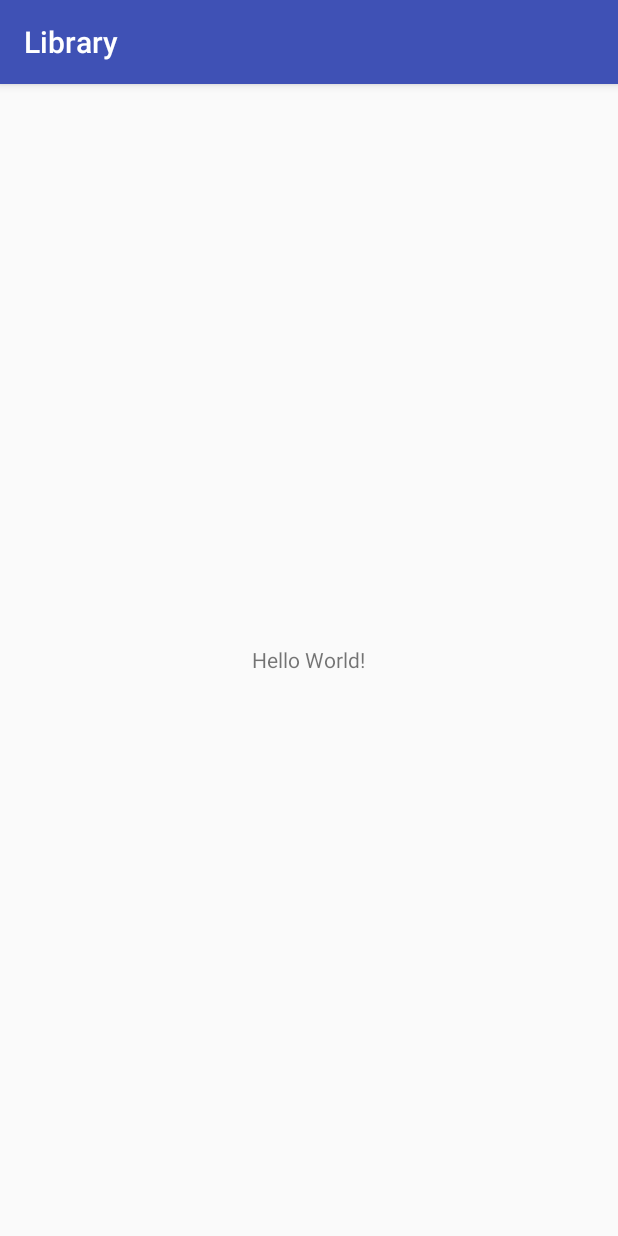
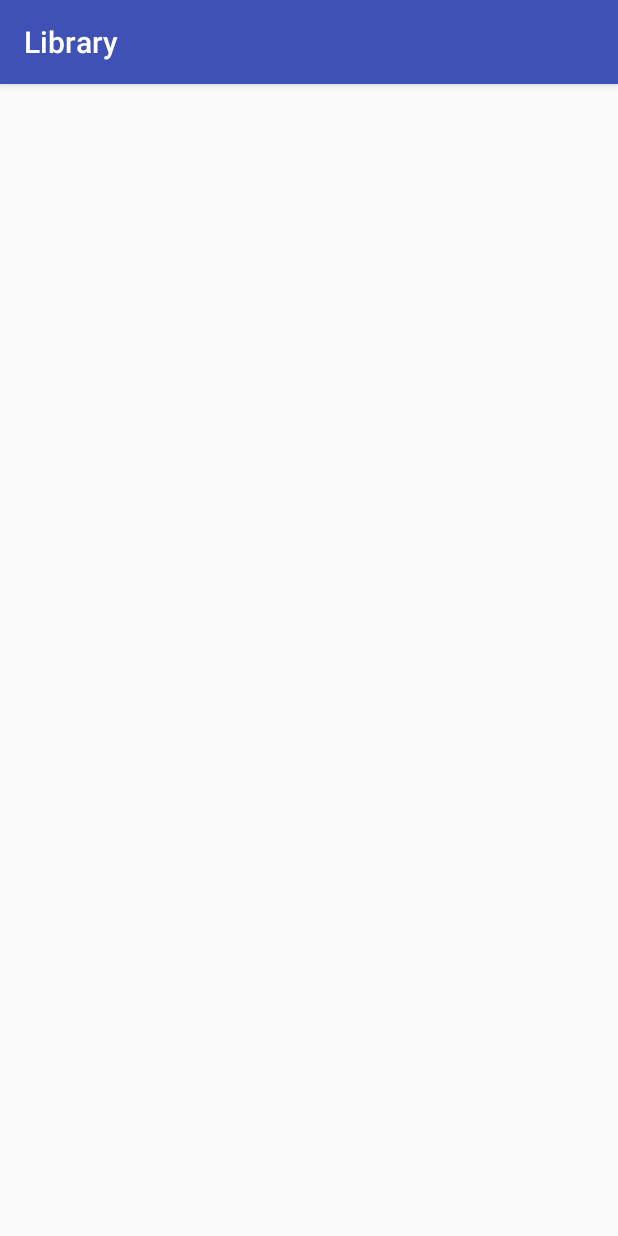
Before and after one commit to KORUSH-KABIR/Library, an Android app: the screen it shows after launch (MainActivity), on a phone screen of 412 x 824 dp. Run offline under Robolectric (Android 15) with nearby library versions, the phone set to English and light mode, and no system bars; our stand-ins replace CircleImageView; libraries missing offline, so code that uses them is left out: com.afollestad.materialdialogs; 8 statements that could not run were skipped.

Commit message:
commit init
commit init

```diff
--- a/app/src/main/java/ir/phoenix_iran/library/MainActivity.java
+++ b/app/src/main/java/ir/phoenix_iran/library/MainActivity.java
@@ -24,7 +24,7 @@ public class MainActivity extends AppCompatActivity {
                 .setMessageText("message")
                 .autoCancel(true)
                 .autoDismiss(true)
-                .setDialogBackgroundShape(R.drawable.dialog_background)
+                //.setDialogBackgroundShape(R.drawable.dialog_background)
                 .setCanceledOnTouchOutside(true).show();
 
         ToastBuilder.ToastUtils.build(this , "title" , "description" , R.drawable.pic_profile , ToastBuilder.NORMAL_MODE , ToastBuilder.TIME_LONG);
--- a/app/src/main/res/layout/activity_main.xml
+++ b/app/src/main/res/layout/activity_main.xml
@@ -6,13 +6,4 @@
     android:layout_height="match_parent"
     tools:context=".MainActivity">
 
-    <TextView
-        android:id="@+id/txt"
-        android:layout_width="wrap_content"
-        android:layout_height="wrap_content"
-        android:text="Hello World!"
-        android:layout_centerHorizontal="true"
-        android:layout_centerVertical="true"
-        />
-
 </RelativeLayout>
```
Also changed, not shown: aid-library/src/main/java/ir/aid/library/pFrameworks/pHelper/DialogHelper.java (+10 -8 lines).
